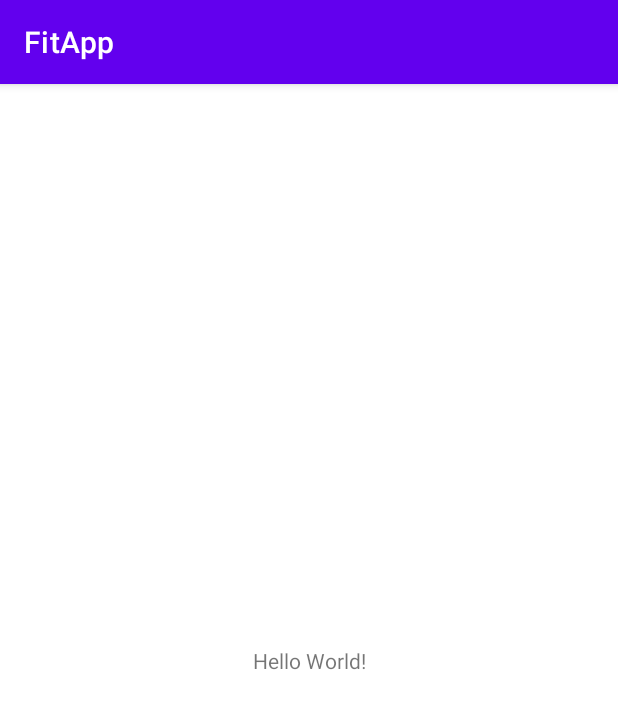
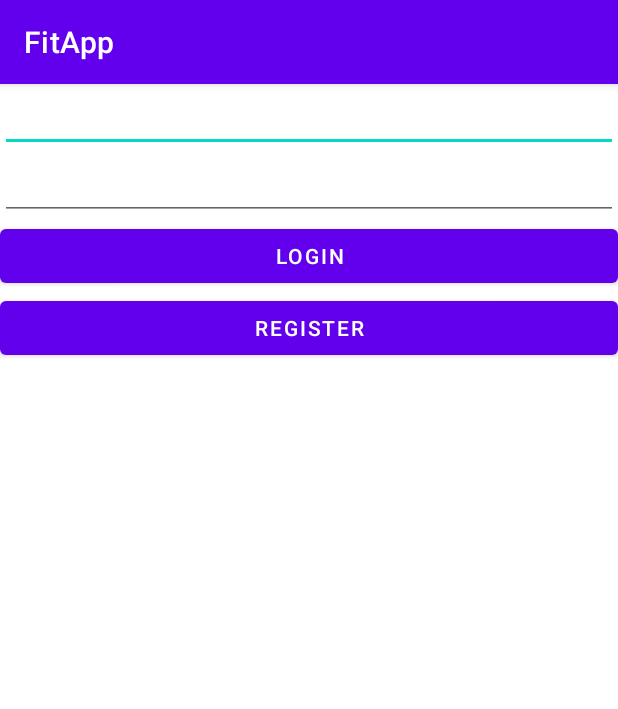
Before and after one commit to Alvarwow/FitApp, an Android app: the screen it shows after launch (MainActivity), on a phone screen of 412 x 824 dp. Shown: the top 709 px of the screen. Run offline under Robolectric (Android 15) with nearby library versions, the phone set to English and light mode, and no system bars; our stand-ins replace Firebase (no records; nobody signed in at launch, a user with empty details on screens opened directly).

```diff
--- a/app/build.gradle
+++ b/app/build.gradle
@@ -1,5 +1,6 @@
 plugins {
     id 'com.android.application'
+    id 'com.google.gms.google-services'
 }
 
 android {
@@ -33,6 +34,8 @@ dependencies {
     implementation 'androidx.appcompat:appcompat:1.2.0'
     implementation 'com.google.android.material:material:1.2.1'
     implementation 'androidx.constraintlayout:constraintlayout:2.0.2'
+    implementation 'com.google.firebase:firebase-firestore:21.4.0'
+    implementation 'com.google.firebase:firebase-auth:19.2.0'
     testImplementation 'junit:junit:4.+'
     androidTestImplementation 'androidx.test.ext:junit:1.1.2'
     androidTestImplementation 'androidx.test.espresso:espresso-core:3.3.0'
--- a/app/src/main/AndroidManifest.xml
+++ b/app/src/main/AndroidManifest.xml
@@ -9,6 +9,7 @@
         android:roundIcon="@mipmap/ic_launcher_round"
         android:supportsRtl="true"
         android:theme="@style/Theme.FitApp">
+        <activity android:name=".Home"></activity>
         <activity android:name=".MainActivity">
             <intent-filter>
                 <action android:name="android.intent.action.MAIN" />
--- a/app/src/main/res/layout/activity_main.xml
+++ b/app/src/main/res/layout/activity_main.xml
@@ -1,18 +1,36 @@
 <?xml version="1.0" encoding="utf-8"?>
-<androidx.constraintlayout.widget.ConstraintLayout xmlns:android="http://schemas.android.com/apk/res/android"
+<LinearLayout xmlns:android="http://schemas.android.com/apk/res/android"
     xmlns:app="http://schemas.android.com/apk/res-auto"
     xmlns:tools="http://schemas.android.com/tools"
     android:layout_width="match_parent"
     android:layout_height="match_parent"
-    tools:context=".MainActivity">
+    tools:context=".MainActivity"
+    android:orientation="vertical">
 
-    <TextView
-        android:layout_width="wrap_content"
+    <EditText
+        android:id="@+id/eEmail"
+        android:layout_width="match_parent"
         android:layout_height="wrap_content"
-        android:text="Hello World!"
-        app:layout_constraintBottom_toBottomOf="parent"
-        app:layout_constraintLeft_toLeftOf="parent"
-        app:layout_constraintRight_toRightOf="parent"
-        app:layout_constraintTop_toTopOf="parent" />
+        android:ems="10"
+        android:inputType="textEmailAddress" />
 
-</androidx.constraintlayout.widget.ConstraintLayout>
+    <EditText
+        android:id="@+id/ePass"
+        android:layout_width="match_parent"
+        android:layout_height="wrap_content"
+        android:ems="10"
+        android:inputType="textPassword" />
+
+    <Button
+        android:id="@+id/bLogin"
+        android:layout_width="match_parent"
+        android:layout_height="wrap_content"
+        android:text="Login" />
+
+    <Button
+        android:id="@+id/bRegister"
+        android:layout_width="match_parent"
+        android:layout_height="wrap_content"
+        android:text="Register" />
+
+</LinearLayout>
--- a/build.gradle
+++ b/build.gradle
@@ -6,6 +6,7 @@ buildscript {
     }
     dependencies {
         classpath "com.android.tools.build:gradle:4.1.2"
+        classpath 'com.google.gms:google-services:4.3.5'
 
         // NOTE: Do not place your application dependencies here; they belong
         // in the individual module build.gradle files
```
Also changed, not shown: app/src/main/java/com/example/fitapp/Home.java (added, +14 -0 lines), app/src/main/java/com/example/fitapp/MainActivity.java (+122 -1 lines), app/src/main/res/layout/activity_home.xml (added, +9 -0 lines), 1 other file.
